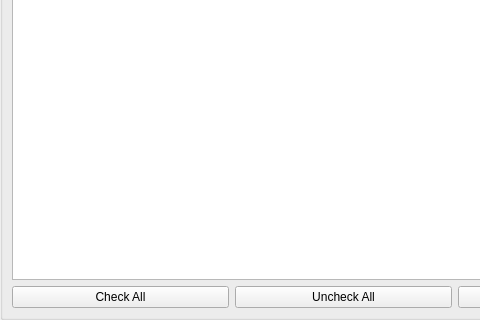
Old version of the form qquake/ui/ogc_service_widget.ui in the repository INGV/qquake; both pictures show x 0 to 480 and y 293 to 613 of the 687 by 613 pixel window.
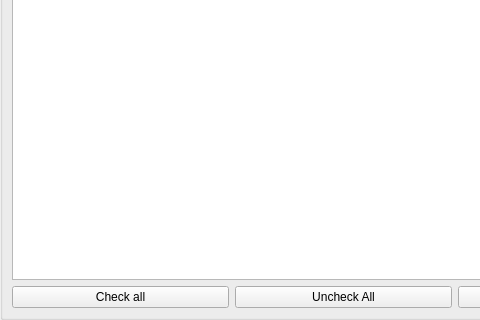
New version of the form.

What changed in the file:
```diff
--- a/qquake/ui/ogc_service_widget.ui
+++ b/qquake/ui/ogc_service_widget.ui
@@ -45,7 +45,7 @@
       <item row="1" column="0">
        <widget class="QPushButton" name="button_check_all">
         <property name="text">
-         <string>Check All</string>
+         <string>Check all</string>
         </property>
        </widget>
       </item>
```
